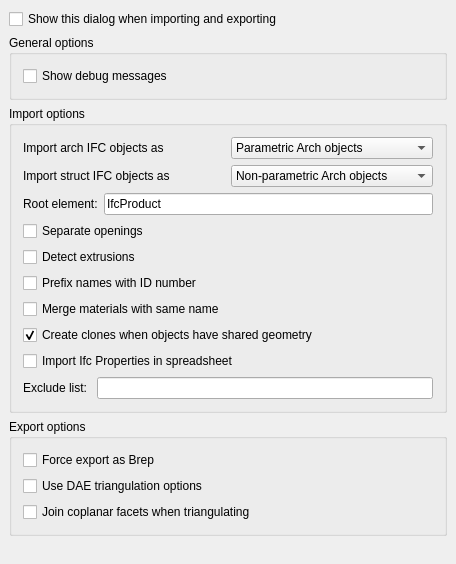
First picture: the form in src/Mod/Arch/Resources/ui/preferences-ifc.ui, repository berndhahnebach/All_FreeCAD, before the edit.
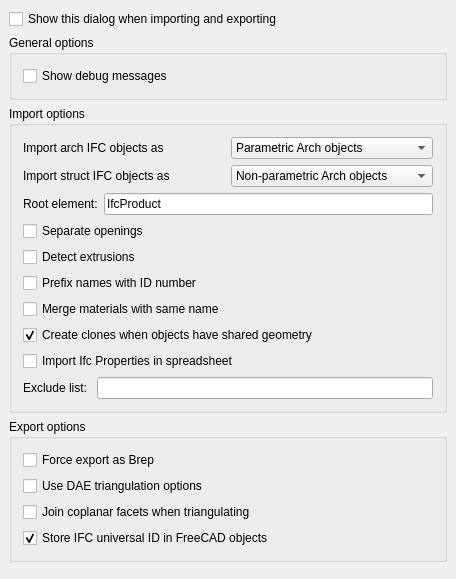
Second picture: the form after the edit. Custom widgets are drawn as their Qt base class.

Commit message: Arch: fixed wrong storing of IFC uid in FreeCAD objects

The edit to the form file:
```diff
--- a/src/Mod/Arch/Resources/ui/preferences-ifc.ui
+++ b/src/Mod/Arch/Resources/ui/preferences-ifc.ui
@@ -7,7 +7,7 @@
     <x>0</x>
     <y>0</y>
     <width>456</width>
-    <height>564</height>
+    <height>579</height>
    </rect>
   </property>
   <property name="windowTitle">
@@ -407,6 +407,29 @@
         </item>
        </layout>
       </item>
+      <item>
+       <layout class="QHBoxLayout" name="horizontalLayout_15">
+        <item>
+         <widget class="Gui::PrefCheckBox" name="checkBox_9">
+          <property name="toolTip">
+           <string>When exporting objects without UID, the generated UID will be stored inside the FreeCAD object for reuse next time that object is exported, which gives smaller diffs between versions</string>
+          </property>
+          <property name="text">
+           <string>Store IFC universal ID in FreeCAD objects</string>
+          </property>
+          <property name="checked">
+           <bool>true</bool>
+          </property>
+          <property name="prefEntry" stdset="0">
+           <cstring>ifcStoreUid</cstring>
+          </property>
+          <property name="prefPath" stdset="0">
+           <cstring>Mod/Arch</cstring>
+          </property>
+         </widget>
+        </item>
+       </layout>
+      </item>
      </layout>
     </widget>
    </item>
@@ -433,16 +456,16 @@
    <extends>QCheckBox</extends>
    <header>Gui/PrefWidgets.h</header>
   </customwidget>
-  <customwidget>
-   <class>Gui::PrefLineEdit</class>
-   <extends>QLineEdit</extends>
-   <header>Gui/PrefWidgets.h</header>
-  </customwidget>
   <customwidget>
    <class>Gui::PrefComboBox</class>
    <extends>QComboBox</extends>
    <header>Gui/PrefWidgets.h</header>
   </customwidget>
+  <customwidget>
+   <class>Gui::PrefLineEdit</class>
+   <extends>QLineEdit</extends>
+   <header>Gui/PrefWidgets.h</header>
+  </customwidget>
  </customwidgets>
  <resources/>
  <connections/>
```
The commit also changes 1 other file.
